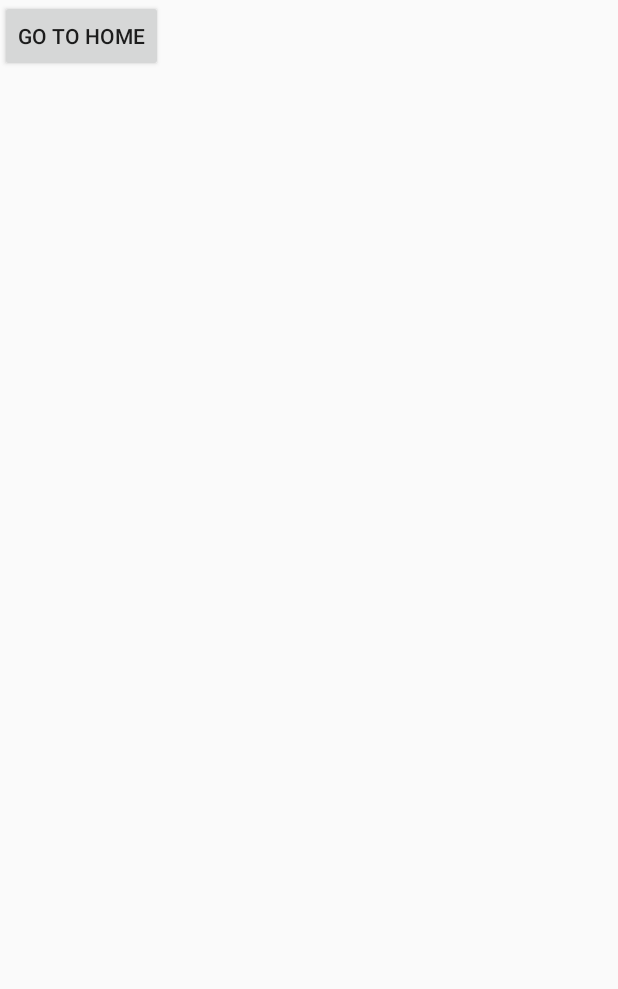
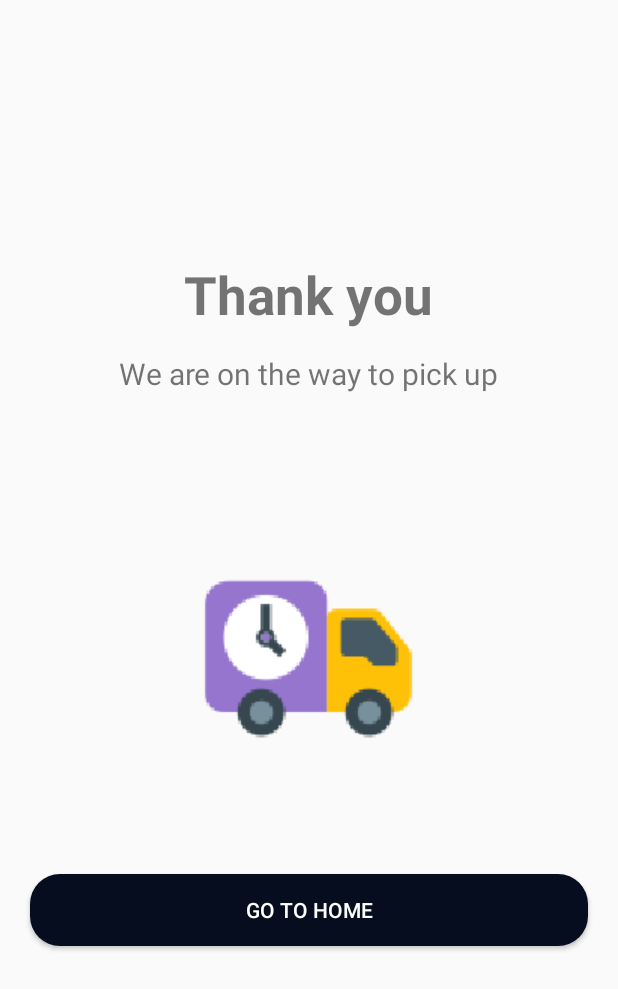
Before and after one commit to Ajoy-1704001/OnlineCourierService, an Android app: the ConfirmationActivity screen opened directly, with no data from a screen before it, on a phone screen of 412 x 824 dp. Shown: the top 989 px of the screen. Run offline under Robolectric (Android 15) with nearby library versions, the phone set to English and light mode, and no system bars.

Commit message:
ConfirmationActivity and navigate to createOrder

```diff
--- a/app/src/main/java/com/target/onlinecourierservice/ui/home/HomeFragment.java
+++ b/app/src/main/java/com/target/onlinecourierservice/ui/home/HomeFragment.java
@@ -4,19 +4,25 @@ import android.os.Bundle;
 import android.view.LayoutInflater;
 import android.view.View;
 import android.view.ViewGroup;
+import android.widget.Button;
 import android.widget.TextView;
 
 import androidx.annotation.NonNull;
 import androidx.annotation.Nullable;
 import androidx.fragment.app.Fragment;
+import androidx.fragment.app.FragmentManager;
 import androidx.lifecycle.Observer;
 import androidx.lifecycle.ViewModelProviders;
+import androidx.navigation.NavController;
+import androidx.navigation.Navigation;
 
 import com.target.onlinecourierservice.R;
+import com.target.onlinecourierservice.ui.CreateOrder.CreateOrderFragment;
 
 public class HomeFragment extends Fragment {
 
     private HomeViewModel homeViewModel;
+    Button parcel_order;
 
     public View onCreateView(@NonNull LayoutInflater inflater,
                              ViewGroup container, Bundle savedInstanceState) {
@@ -30,6 +36,22 @@ public class HomeFragment extends Fragment {
                 //textView.setText(s);
             }
         });
+
+        parcel_order=root.findViewById(R.id.parcel);
+        final NavController navController= Navigation.findNavController(getActivity(),R.id.nav_host_fragment);
+
+
+        parcel_order.setOnClickListener(new View.OnClickListener() {
+            @Override
+            public void onClick(View v) {
+                /*FragmentManager fragmentManager = getActivity().getSupportFragmentManager();
+                fragmentManager.beginTransaction()
+                        .replace(R.id.nav_host_fragment,new CreateOrderFragment())
+                        .commit();*/
+                navController.navigate(R.id.nav_create_order);
+            }
+        });
+
         return root;
     }
 }
--- a/app/src/main/res/layout/activity_confirmation.xml
+++ b/app/src/main/res/layout/activity_confirmation.xml
@@ -4,12 +4,37 @@
     xmlns:tools="http://schemas.android.com/tools"
     android:layout_width="match_parent"
     android:layout_height="match_parent"
-    tools:context=".ConfirmationActivity">
+    android:orientation="vertical"
+    tools:context=".ConfirmationActivity"
+    android:gravity="center">
+    <TextView
+        android:layout_width="wrap_content"
+        android:layout_height="wrap_content"
+        android:text="Thank you"
+        android:textSize="35sp"
+        android:textStyle="bold"
+        android:layout_marginBottom="15dp"/>
+    <TextView
+        android:layout_width="wrap_content"
+        android:layout_height="wrap_content"
+        android:text="We are on the way to pick up"
+        android:textSize="20sp"
+        android:layout_marginBottom="100dp"/>
+
+    <ImageView
+        android:layout_marginBottom="50dp"
+        android:layout_width="150dp"
+        android:layout_height="150dp"
+        android:src="@drawable/icons8_delivery_100px_2"
+        />
 
     <Button
-        android:layout_width="wrap_content"
+        android:layout_width="match_parent"
         android:layout_height="wrap_content"
         android:text="Go to Home"
-        android:id="@+id/back"/>
+        android:textColor="@color/white"
+        android:layout_margin="20dp"
+        android:id="@+id/back"
+        android:background="@drawable/next_prev_button"/>
 
 </LinearLayout>
--- a/app/src/main/res/layout/fragment_home.xml
+++ b/app/src/main/res/layout/fragment_home.xml
@@ -67,6 +67,7 @@
                     />
             </LinearLayout>
             <Button
+                android:id="@+id/parcel"
                 android:layout_width="120dp"
                 android:layout_height="wrap_content"
                 android:background="@drawable/order_button"
```
